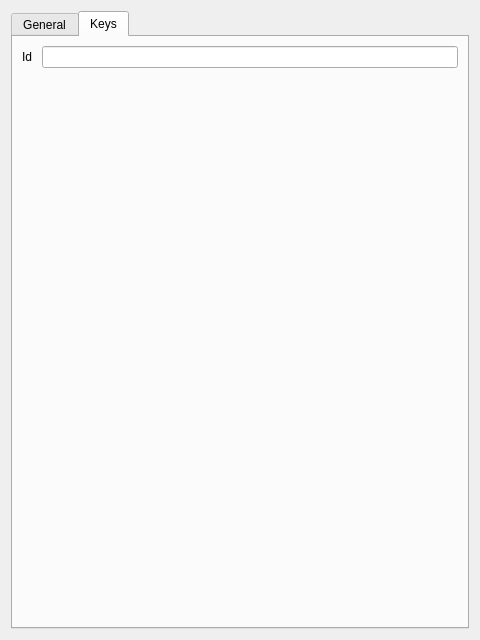
First picture: the form in exdrf-dev/exdrf_dev/qt_gen/db/children/widgets/child_editor.ui, repository TNick/exdrf, before the edit.
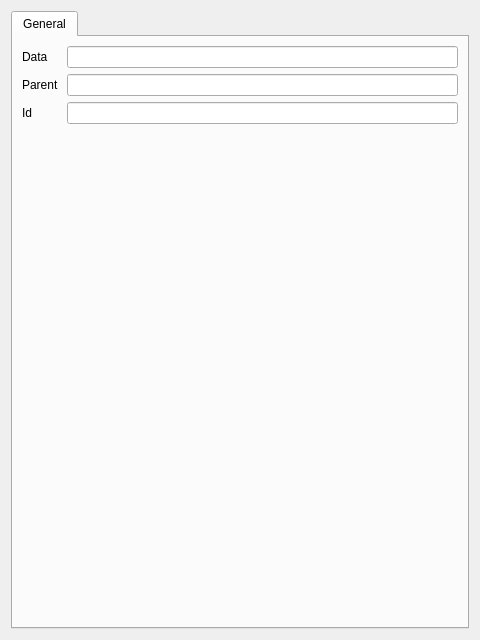
Second picture: the form after the edit. The open tabs and pages were chosen to show the change. Custom widgets are drawn as their Qt base class.

Diff of the .ui file:
```diff
--- a/exdrf-dev/exdrf_dev/qt_gen/db/children/widgets/child_editor.ui
+++ b/exdrf-dev/exdrf_dev/qt_gen/db/children/widgets/child_editor.ui
@@ -77,19 +77,8 @@
         </widget>
        </item>
      
-     
-     
-      </layout>
-     </widget>
-     
-     <widget class="QWidget" name="tab_keys">
-      <attribute name="title">
-       <string>Keys</string>
-      </attribute>
-      <layout class="QFormLayout" name="formLayout">
-     
        
-       <item row="0" column="0">
+       <item row="2" column="0">
         <widget class="QLabel" name="lbl_id">
          <property name="text">
           <string>Id </string>
@@ -100,7 +89,7 @@
         </widget>
        </item>
        
-       <item row="0" column="1">
+       <item row="2" column="1">
         
         
         <widget class="DrfIntEditor" name="c_id">
```
Left out of the diff: 13 changed lines with no effect on the pictures.
